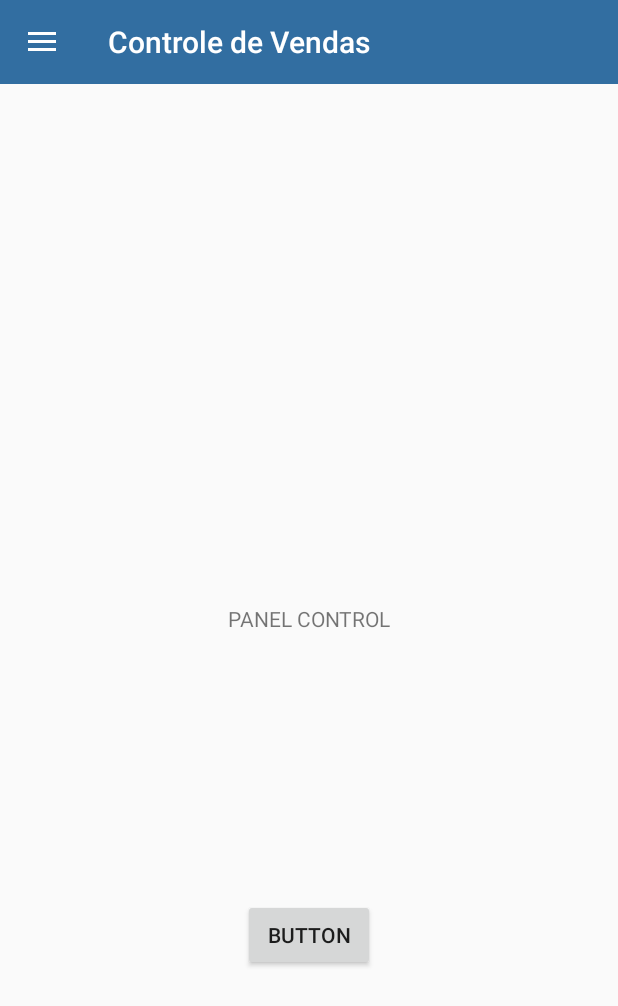
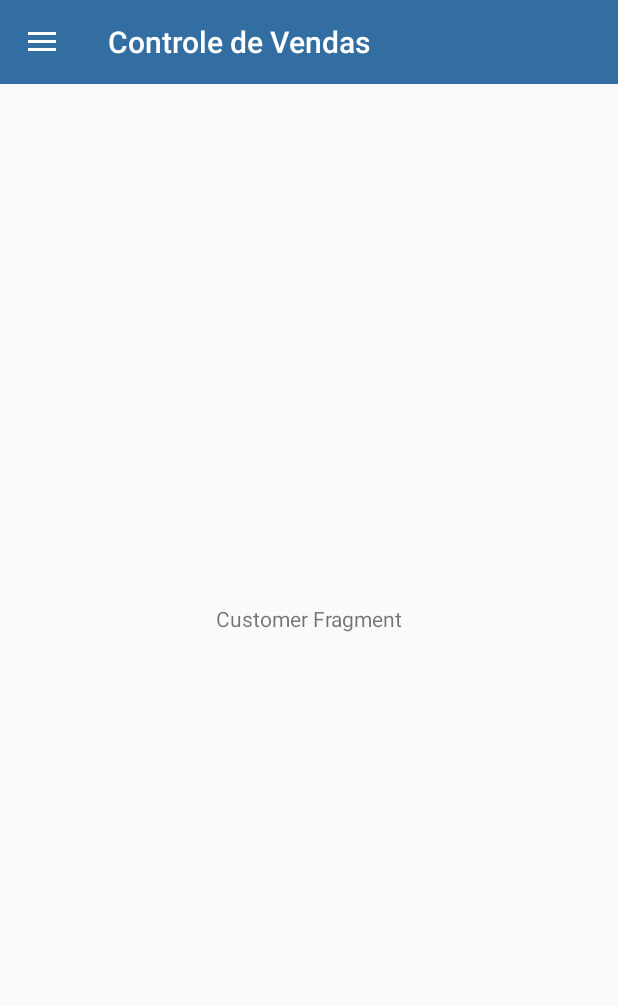
Before and after one commit to LucioDarcon/CRUD_SQLITE, an Android app: the PanelActivity screen opened directly, with no data from a screen before it, in the side drawer, after a tap on "Cadastrar", on a phone screen of 412 x 824 dp. Shown: the top 1006 px of the screen. Run offline under Robolectric (Android 15) with nearby library versions, the phone set to English and light mode, and no system bars.

Commit message:
add customer fragment

```diff
--- /dev/null
+++ b/app/src/main/java/com/example/controlsales/fragments/AddCustomerFragment.kt
@@ -0,0 +1,19 @@
+package com.example.controlsales.fragments
+
+import android.os.Bundle
+import android.view.LayoutInflater
+import android.view.View
+import android.view.ViewGroup
+import androidx.fragment.app.Fragment
+import com.example.controlsales.R
+
+class AddCustomerFragment : Fragment() {
+
+    override fun onCreateView(
+        inflater: LayoutInflater,
+        container: ViewGroup?,
+        savedInstanceState: Bundle?
+    ): View? {
+        return inflater.inflate(R.layout.add_customer_fragment, container, false)
+    }
+}
--- a/app/src/main/java/com/example/controlsales/view/PanelActivity.kt
+++ b/app/src/main/java/com/example/controlsales/view/PanelActivity.kt
@@ -9,6 +9,7 @@ import androidx.appcompat.app.ActionBarDrawerToggle
 import androidx.appcompat.app.AppCompatActivity
 import androidx.core.view.GravityCompat
 import com.example.controlsales.R
+import com.example.controlsales.fragments.AddCustomerFragment
 import com.example.controlsales.fragments.PanelFragment
 import com.example.controlsales.util.SecurityPreferences
 import com.google.android.material.navigation.NavigationView
@@ -43,8 +44,19 @@ class PanelActivity : AppCompatActivity(), NavigationView.OnNavigationItemSelect
 
     override fun onNavigationItemSelected(p: MenuItem): Boolean {
         when (p.itemId) {
+            R.id.home -> {
+                val spFragment = supportFragmentManager.beginTransaction()
+                spFragment.replace(R.id.content_fragment,
+                    PanelFragment()
+                )
+                spFragment.commit()
+            }
             R.id.addCustomer -> {
-                Toast.makeText(this, "Add Customer", Toast.LENGTH_LONG).show()
+                val spFragment = supportFragmentManager.beginTransaction()
+                spFragment.replace(R.id.content_fragment,
+                    AddCustomerFragment()
+                )
+                spFragment.commit()
             }
             R.id.consultCustomer -> {
                 Toast.makeText(this, "Consult Customer", Toast.LENGTH_LONG).show()
@@ -82,4 +94,5 @@ class PanelActivity : AppCompatActivity(), NavigationView.OnNavigationItemSelect
         headerTxtNameUser.text = mSharedPreferences.getStoredString("name")
         headerTxtEmailUser.text = mSharedPreferences.getStoredString("email")
     }
+
 }
--- /dev/null
+++ b/app/src/main/res/drawable/ic_home_black_24dp.xml
@@ -0,0 +1,9 @@
+<vector xmlns:android="http://schemas.android.com/apk/res/android"
+        android:width="24dp"
+        android:height="24dp"
+        android:viewportWidth="24.0"
+        android:viewportHeight="24.0">
+    <path
+        android:fillColor="#FF000000"
+        android:pathData="M10,20v-6h4v6h5v-8h3L12,3 2,12h3v8z"/>
+</vector>
--- /dev/null
+++ b/app/src/main/res/layout/add_customer_fragment.xml
@@ -0,0 +1,19 @@
+<?xml version="1.0" encoding="utf-8"?>
+<androidx.constraintlayout.widget.ConstraintLayout xmlns:android="http://schemas.android.com/apk/res/android"
+    xmlns:app="http://schemas.android.com/apk/res-auto"
+    xmlns:tools="http://schemas.android.com/tools"
+    android:layout_width="match_parent"
+    android:layout_height="match_parent">
+
+
+    <TextView
+        android:id="@+id/textView2"
+        android:layout_width="wrap_content"
+        android:layout_height="wrap_content"
+        android:text="Customer Fragment"
+        app:layout_constraintBottom_toBottomOf="parent"
+        app:layout_constraintEnd_toEndOf="parent"
+        app:layout_constraintStart_toStartOf="parent"
+        app:layout_constraintTop_toTopOf="parent" />
+
+</androidx.constraintlayout.widget.ConstraintLayout>
--- a/app/src/main/res/menu/menu_nav.xml
+++ b/app/src/main/res/menu/menu_nav.xml
@@ -5,6 +5,10 @@
         android:id="@+id/people"
         android:title="@string/clientes">
         <menu>
+            <item
+                android:id="@+id/home"
+                android:icon="@drawable/ic_home_black_24dp"
+                android:title="@string/home" />
             <item
                 android:id="@+id/consultCustomer"
                 android:icon="@drawable/ic_search_black_24dp"
--- a/app/src/main/res/values/strings.xml
+++ b/app/src/main/res/values/strings.xml
@@ -21,4 +21,5 @@
     <string name="configuracoes">Configurações</string>
     <string name="consultar">Consultar</string>
     <string name="clientes">Clientes</string>
+    <string name="home">Home</string>
 </resources>
```
